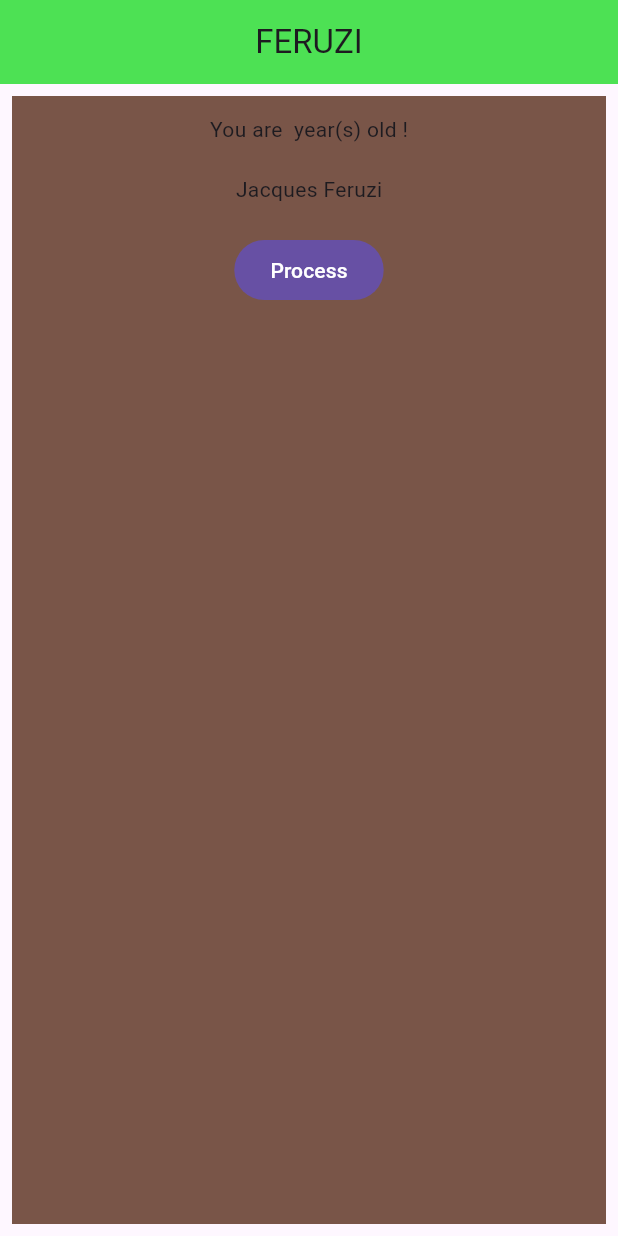
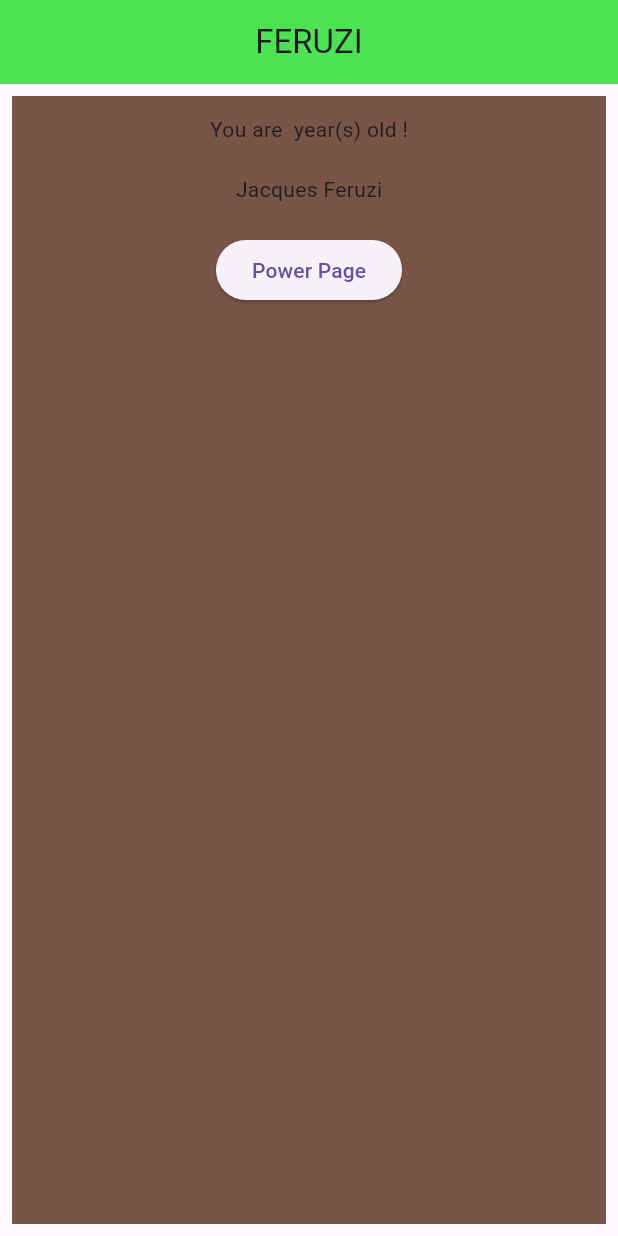
Before and after one commit to sikatenda/MathApp_in_flutter, a Flutter app: the screen it shows after launch, on a phone screen of 412 x 824 dp. Run offline on Flutter 3.47's test engine with Material 3 defaults, Android fonts, the phone set to English and light mode, and no system bars.

Commit message:
button navigator

```diff
--- a/MathFlutter/app1/lib/main.dart
+++ b/MathFlutter/app1/lib/main.dart
@@ -1,23 +1,18 @@
 import 'package:flutter/material.dart';
+import 'package:app1/power.dart';
 
 void main() {
   runApp(const MyWidget());
 }
 
-class MyWidget extends StatelessWidget {
+class MyWidget extends StatefulWidget {
   const MyWidget({super.key});
 
-  //int? number;
+  @override
+  State<MyWidget> createState() => _MyWidgetState();
+}
 
-  //Addition a = Addition();
-
-  //void increase() {
-  // int? num1;
-  // int? number = (num1! + 1);
-  //}
-
-  //Addition a = Addition();
-
+class _MyWidgetState extends State<MyWidget> {
   @override
   Widget build(BuildContext context) {
     return MaterialApp(
@@ -27,27 +22,37 @@ class MyWidget extends StatelessWidget {
           title: const Center(
             child: Text("FERUZI"),
           ),
-          backgroundColor: Color.fromARGB(255, 77, 225, 84),
+          backgroundColor: const Color.fromARGB(255, 77, 225, 84),
         ),
         body: SafeArea(
           child: Center(
             child: Container(
               padding: const EdgeInsets.all(12),
-              margin: EdgeInsets.all(8),
+              margin: const EdgeInsets.all(8),
               color: Colors.brown,
               width: double.infinity,
               height: double.infinity,
               child: Column(
                 children: [
-                  Padding(
-                    padding: const EdgeInsets.fromLTRB(0, 0, 0, 20),
-                    child: const Text("You are  year(s) old !"),
+                  const Padding(
+                    padding: EdgeInsets.fromLTRB(0, 0, 0, 20),
+                    child: Text("You are  year(s) old !"),
                   ),
-                  Padding(
-                    padding: const EdgeInsets.fromLTRB(0, 0, 0, 20),
+                  const Padding(
+                    padding: EdgeInsets.fromLTRB(0, 0, 0, 20),
                     child: Text("Jacques Feruzi"),
                   ),
-                  FilledButton(onPressed: () {}, child: const Text("Process")),
+                  Builder(builder: (context) {
+                    return ElevatedButton(
+                        onPressed: () {
+                          Navigator.push(
+                            context,
+                            MaterialPageRoute(
+                                builder: (context) => const MyPower()),
+                          );
+                        },
+                        child: const Text("Power Page"));
+                  }),
                 ],
               ),
             ),
@@ -57,18 +62,3 @@ class MyWidget extends StatelessWidget {
     );
   }
 }
-
-class Addition {
-  //properties
-  int? number;
-
-  //constructor
-  Addition() {
-    this.number = number;
-  }
-
-  //Method
-  void add() {
-    number = number! + 1;
-  }
-}
```
Also changed, not shown: MathFlutter/app1/lib/power.dart (+48 -15 lines).
